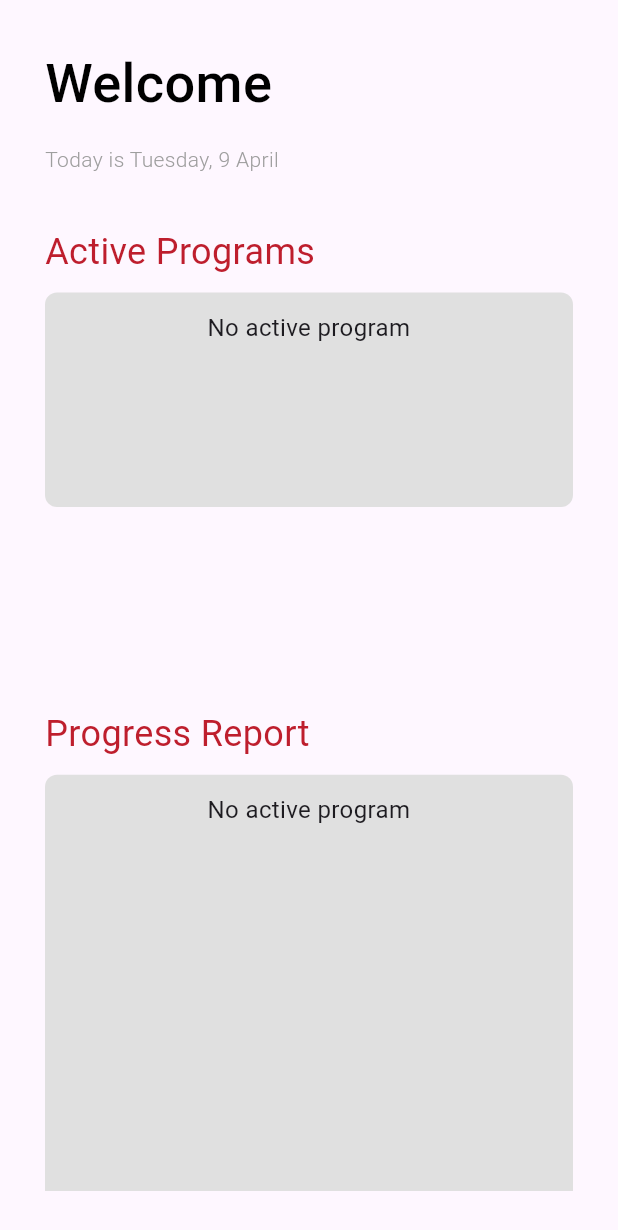
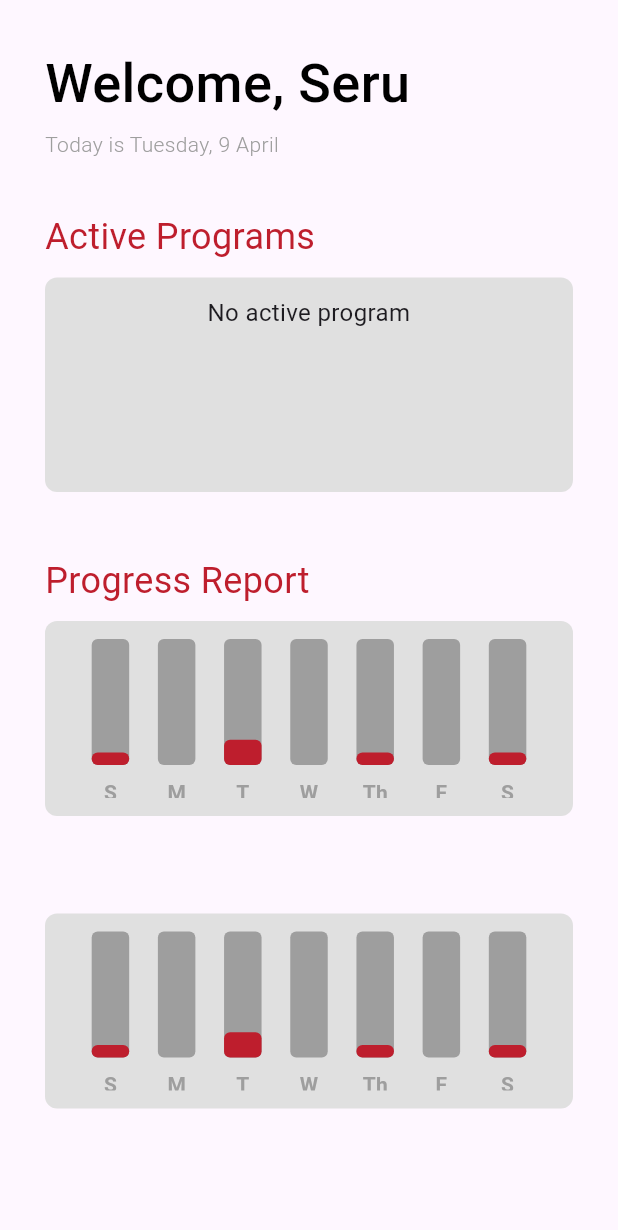
Before and after one commit to coar14/hiphab_hiptherapy, a Flutter app: the screen it shows after launch, on a phone screen of 412 x 824 dp. Shown: the top 1230 px of the screen. Run offline on Flutter 3.47's test engine with Material 3 defaults, Android fonts, the phone set to English and light mode, and no system bars; drawn by our look-alikes of fl_chart; our stand-ins replace google_fonts; Roboto replaces fonts that are missing (Gellix).

Commit message:
added static bar graph in progress report

```diff
--- /dev/null
+++ b/lib/bargraph/bar_data.dart
@@ -0,0 +1,33 @@
+import 'package:therapy/bargraph/indi_bar.dart';
+
+class BarData {
+  final double sunAmount;
+  final double monAmount;
+  final double tuesAmount;
+  final double wedAmount;
+  final double thursAmount;
+  final double friAmount;
+  final double satAmount;
+
+  BarData(
+      {required this.sunAmount,
+      required this.monAmount,
+      required this.tuesAmount,
+      required this.wedAmount,
+      required this.thursAmount,
+      required this.friAmount,
+      required this.satAmount});
+  List<IndividualBar> barData = [];
+
+  void initiliazeBarData() {
+    barData = [
+      IndividualBar(x: 0, y: sunAmount),
+      IndividualBar(x: 1, y: monAmount),
+      IndividualBar(x: 2, y: tuesAmount),
+      IndividualBar(x: 3, y: wedAmount),
+      IndividualBar(x: 4, y: thursAmount),
+      IndividualBar(x: 5, y: friAmount),
+      IndividualBar(x: 6, y: satAmount),
+    ];
+  }
+}
--- /dev/null
+++ b/lib/bargraph/bar_graph.dart
@@ -0,0 +1,93 @@
+import 'package:fl_chart/fl_chart.dart';
+import 'package:flutter/material.dart';
+import 'package:therapy/bargraph/bar_data.dart';
+import 'package:therapy/themes/const_style.dart';
+
+class MyBarGraph extends StatelessWidget {
+  final List weeklySummary;
+  const MyBarGraph({super.key, required this.weeklySummary});
+
+  @override
+  Widget build(BuildContext context) {
+    BarData myBarData = BarData(
+        sunAmount: weeklySummary[0],
+        monAmount: weeklySummary[1],
+        tuesAmount: weeklySummary[2],
+        wedAmount: weeklySummary[3],
+        thursAmount: weeklySummary[4],
+        friAmount: weeklySummary[5],
+        satAmount: weeklySummary[6]);
+    myBarData.initiliazeBarData();
+    return BarChart(
+      BarChartData(
+        maxY: 10,
+        minY: 0,
+        gridData: FlGridData(show: false),
+        borderData: FlBorderData(show: false),
+        titlesData: FlTitlesData(
+          show: true,
+          topTitles: AxisTitles(sideTitles: SideTitles(showTitles: false)),
+          leftTitles: AxisTitles(sideTitles: SideTitles(showTitles: false)),
+          rightTitles: AxisTitles(sideTitles: SideTitles(showTitles: false)),
+          bottomTitles: AxisTitles(
+            sideTitles: SideTitles(
+              showTitles: true,
+              getTitlesWidget: getBottomTiles,
+            ),
+          ),
+        ),
+        barGroups: myBarData.barData
+            .map((data) => BarChartGroupData(
+                  x: data.x,
+                  barRods: [
+                    BarChartRodData(
+                        toY: data.y,
+                        color: aRed,
+                        width: 25,
+                        borderRadius: BorderRadius.circular(4),
+                        backDrawRodData: BackgroundBarChartRodData(
+                            show: true, toY: 10, color: Colors.grey),),
+                  ],
+                ))
+            .toList(),
+      ),
+    );
+  }
+}
+
+Widget getBottomTiles(double value, TitleMeta meta) {
+  const style = TextStyle(
+      color: Colors.grey,
+      fontWeight: FontWeight.bold,
+      fontSize: 14);
+
+  Widget text;
+  switch (value.toInt()) {
+    case 0:
+      text = const Text('S', style: style);
+      break;
+    case 1:
+      text = const Text('M', style: style);
+      break;
+    case 2:
+      text = const Text('T', style: style);
+      break;
+    case 3:
+      text = const Text('W', style: style);
+      break;
+    case 4:
+      text = const Text('Th', style: style);
+      break;
+    case 5:
+      text = const Text('F', style: style);
+      break;
+    case 6:
+      text = const Text('S', style: style);
+      break;
+    default:
+      text = const Text('', style: style);
+      break;
+  }
+
+  return SideTitleWidget(child: text, axisSide: meta.axisSide);
+}
--- /dev/null
+++ b/lib/bargraph/indi_bar.dart
@@ -0,0 +1,9 @@
+class IndividualBar {
+  final int x;
+  final double y;
+
+  IndividualBar(
+    {required this.x,
+    required this.y}
+  );
+}
--- a/lib/screens/home.dart
+++ b/lib/screens/home.dart
@@ -1,11 +1,18 @@
 import 'package:flutter/material.dart';
 import 'package:google_fonts/google_fonts.dart';
 import 'package:intl/intl.dart';
+import 'package:therapy/bargraph/bar_graph.dart';
 import 'package:therapy/themes/const_style.dart';
 
-class Home extends StatelessWidget {
+class Home extends StatefulWidget {
   const Home({Key? key}) : super(key: key);
 
+  @override
+  State<Home> createState() => _HomeState();
+}
+
+class _HomeState extends State<Home> {
+  List<double> weeklySummary = [1.0, 0.0, 2.0, 0.0, 1.0, 0.0, 1.0];
   @override
   Widget build(BuildContext context) {
     String currentDate = DateFormat('EEEE, d MMMM').format(DateTime.now());
@@ -18,14 +25,14 @@ class Home extends StatelessWidget {
             crossAxisAlignment: CrossAxisAlignment.start,
             children: [
               Text(
-                'Welcome',
+                'Welcome, Seru',
                 style: GoogleFonts.leagueSpartan(
                   fontWeight: FontWeight.w500,
                   color: Colors.black,
                   fontSize: 36,
                 ),
               ),
-              const SizedBox(height: 15),
+              const SizedBox(height: 5),
               Text(
                 'Today is $currentDate',
                 style: const TextStyle(
@@ -45,7 +52,7 @@ class Home extends StatelessWidget {
               ),
               Expanded(
                 child: ListView.builder(
-                  itemCount: 1, // Set your item count here
+                  itemCount: 1,
                   itemBuilder: (BuildContext context, int index) {
                     return Container(
                       height: 143,
@@ -78,7 +85,7 @@ class Home extends StatelessWidget {
                   itemCount: 1,
                   itemBuilder: (BuildContext context, int index) {
                     return Container(
-                      height: 380,
+                      height: 130,
                       width: double.infinity,
                       padding: EdgeInsets.all(12),
                       margin: EdgeInsets.symmetric(vertical: 10),
@@ -86,11 +93,25 @@ class Home extends StatelessWidget {
                         color: Colors.grey[300],
                         borderRadius: BorderRadius.circular(8),
                       ),
-                      child: Text(
-                        'No active program',
-                        textAlign: TextAlign.center,
-                        style: TextStyle(fontSize: 16),
+                      child: MyBarGraph(weeklySummary: weeklySummary),
+                    );
+                  },
+                ),
+              ),
+               Expanded(
+                child: ListView.builder(
+                  itemCount: 1,
+                  itemBuilder: (BuildContext context, int index) {
+                    return Container(
+                      height: 130,
+                      width: double.infinity,
+                      padding: EdgeInsets.all(12),
+                      margin: EdgeInsets.symmetric(vertical: 10),
+                      decoration: BoxDecoration(
+                        color: Colors.grey[300],
+                        borderRadius: BorderRadius.circular(8),
                       ),
+                      child: MyBarGraph(weeklySummary: weeklySummary),
                     );
                   },
                 ),
```
